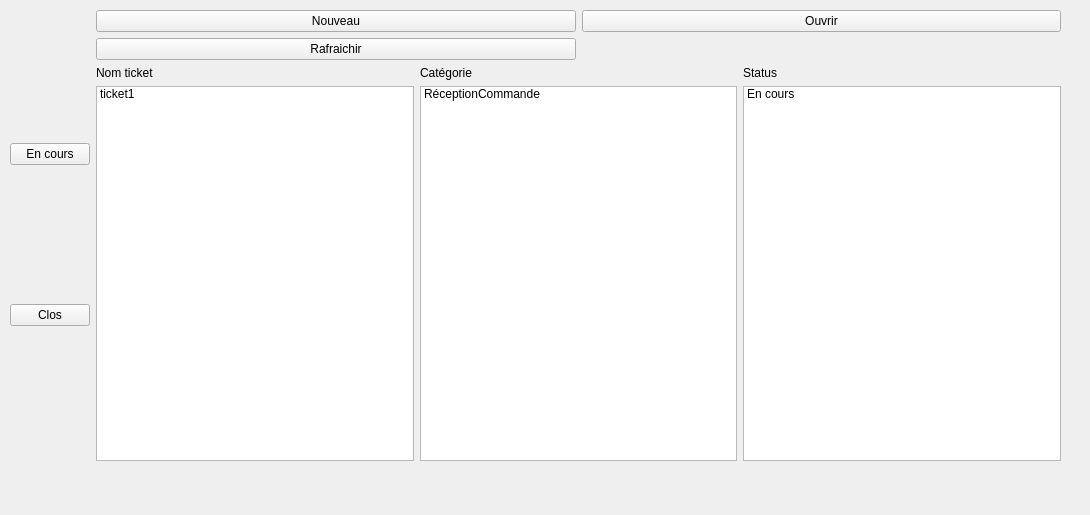
Above: src/vues/VueClient.ui from LudovicTagnon/EasyTicket before the change. Below: the same form after it.
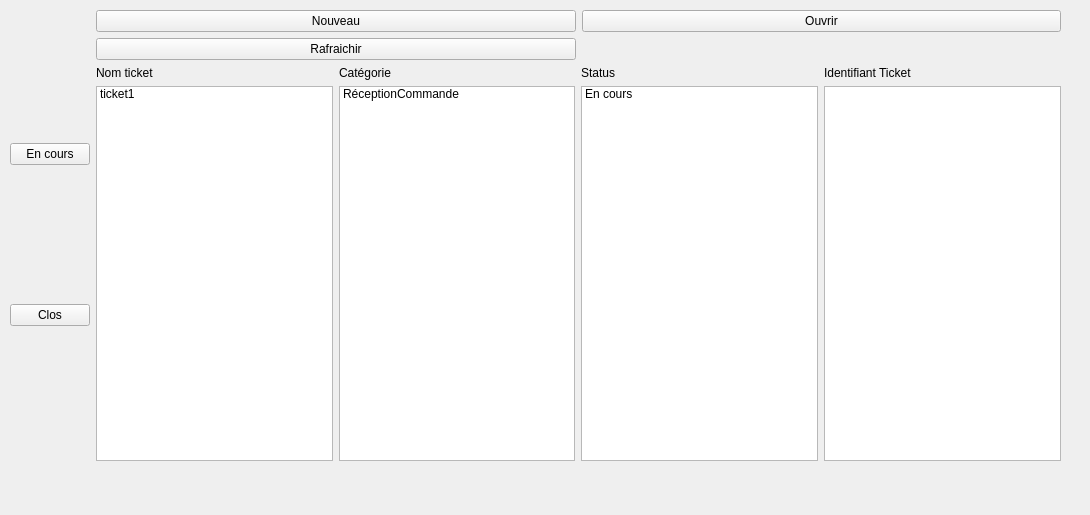
That is the form after the change.

Patch:
```diff
--- a/src/vues/VueClient.ui
+++ b/src/vues/VueClient.ui
@@ -130,6 +130,20 @@
           </item>
          </layout>
         </item>
+        <item>
+         <layout class="QVBoxLayout" name="verticalLayout_5">
+          <item>
+           <widget class="QLabel" name="labelStatusIdentifiantTicket">
+            <property name="text">
+             <string>Identifiant Ticket</string>
+            </property>
+           </widget>
+          </item>
+          <item>
+           <widget class="QListWidget" name="listWidgetIdentifiantTicket"/>
+          </item>
+         </layout>
+        </item>
        </layout>
       </item>
      </layout>
```
